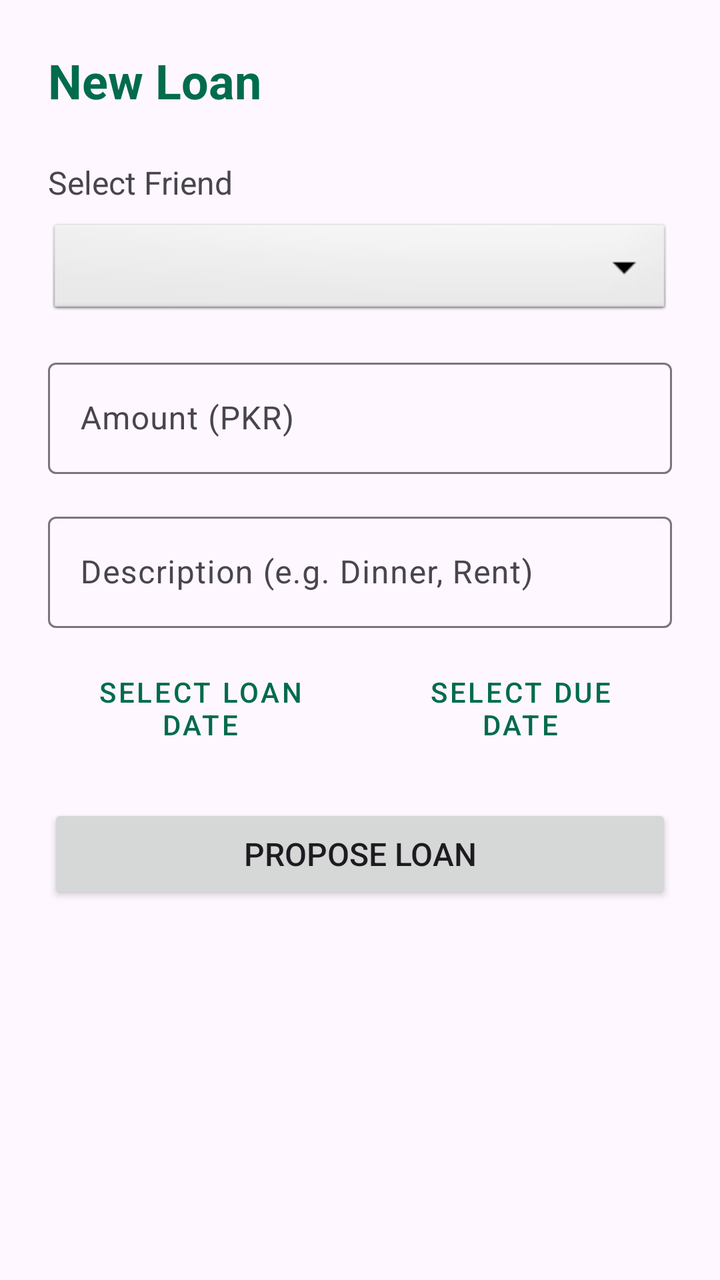
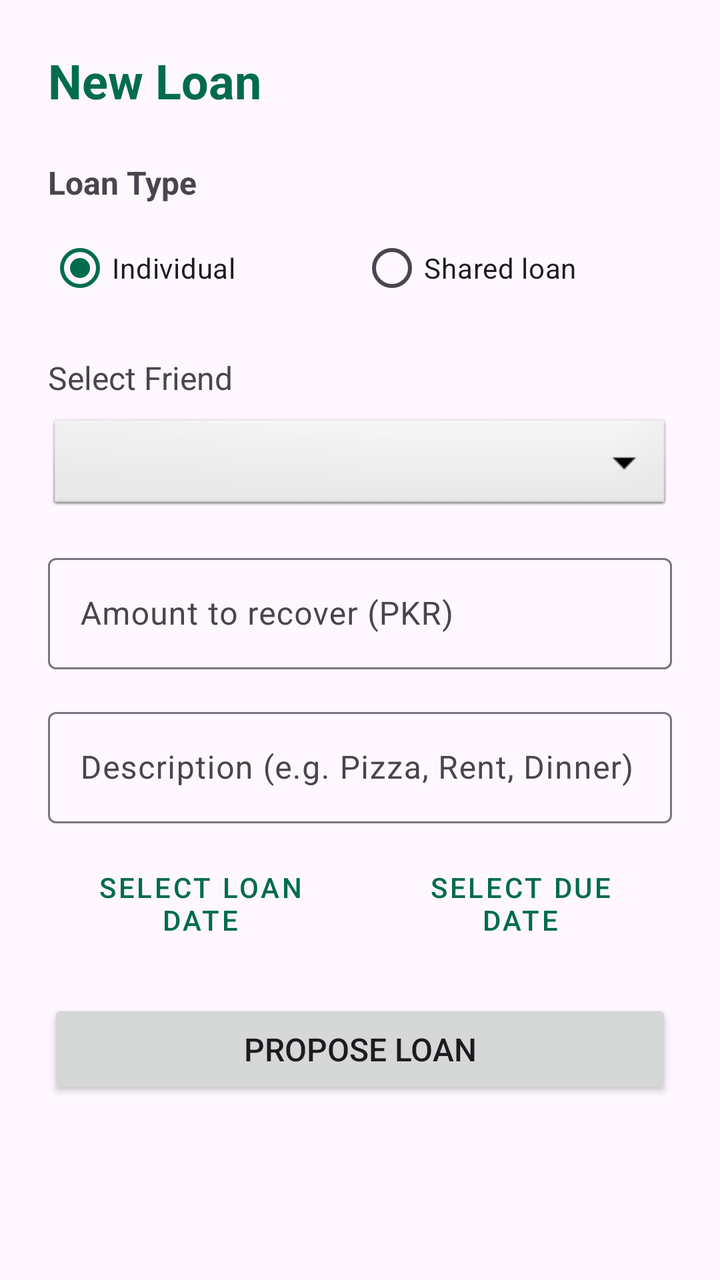

Screens rendered from an Android XML layout before and after an edit, with the pre-edit source and the edit as a unified diff.
<!-- AndroidManifest.xml: application theme Theme.QarzApp -->
<!-- res/layout/activity_add_loan.xml -->
<?xml version="1.0" encoding="utf-8"?>
<LinearLayout xmlns:android="http://schemas.android.com/apk/res/android"
    android:layout_width="match_parent"
    android:layout_height="match_parent"
    android:orientation="vertical"
    android:padding="24dp"
    android:background="?attr/colorSurface">

    <TextView
        android:layout_width="wrap_content"
        android:layout_height="wrap_content"
        android:text="New Loan"
        android:textSize="24sp"
        android:textStyle="bold"
        android:layout_marginBottom="24dp"
        android:textColor="?attr/colorPrimary"/>

    <TextView
        android:layout_width="wrap_content"
        android:layout_height="wrap_content"
        android:text="Select Friend"
        android:textSize="16sp"
        android:layout_marginBottom="8dp"/>

    <Spinner
        android:id="@+id/spinnerFriends"
        android:layout_width="match_parent"
        android:layout_height="50dp"
        android:layout_marginBottom="16dp"
        android:background="@android:drawable/btn_dropdown"/>

    <com.google.android.material.textfield.TextInputLayout
        android:layout_width="match_parent"
        android:layout_height="wrap_content"
        android:layout_marginBottom="16dp">
        <com.google.android.material.textfield.TextInputEditText
            android:id="@+id/etLoanAmount"
            android:layout_width="match_parent"
            android:layout_height="wrap_content"
            android:hint="Amount (PKR)"
            android:inputType="numberDecimal"/>
    </com.google.android.material.textfield.TextInputLayout>

    <com.google.android.material.textfield.TextInputLayout
        android:layout_width="match_parent"
        android:layout_height="wrap_content"
        android:layout_marginBottom="16dp">
        <com.google.android.material.textfield.TextInputEditText
            android:id="@+id/etLoanDescription"
            android:layout_width="match_parent"
            android:layout_height="wrap_content"
            android:hint="Description (e.g. Dinner, Rent)"
            android:inputType="text"/>
    </com.google.android.material.textfield.TextInputLayout>

    <LinearLayout
        android:layout_width="match_parent"
        android:layout_height="wrap_content"
        android:orientation="horizontal"
        android:weightSum="2"
        android:layout_marginBottom="24dp">

        <Button
            android:id="@+id/btnSelectLoanDate"
            android:layout_width="0dp"
            android:layout_height="wrap_content"
            android:layout_weight="1"
            android:text="Select Loan Date"
            android:layout_marginEnd="4dp"
            style="@style/Widget.MaterialComponents.Button.OutlinedButton"/>

        <Button
            android:id="@+id/btnSelectDueDate"
            android:layout_width="0dp"
            android:layout_height="wrap_content"
            android:layout_weight="1"
            android:text="Select Due Date"
            android:layout_marginStart="4dp"
            style="@style/Widget.MaterialComponents.Button.OutlinedButton"/>
    </LinearLayout>

    <Button
        android:id="@+id/btnSaveLoan"
        android:layout_width="match_parent"
        android:layout_height="50dp"
        android:text="Propose Loan"
        android:textSize="16sp"/>

</LinearLayout>
<!-- resources referenced by this layout -->
<resources>
  <style name="Theme.QarzApp" parent="Base.Theme.QarzApp" />
  <style name="Base.Theme.QarzApp" parent="Theme.Material3.DayNight.NoActionBar">
          
          <item name="colorPrimary">@color/md_theme_primary</item>
          <item name="colorOnPrimary">@color/md_theme_onPrimary</item>
          <item name="colorSecondary">@color/md_theme_secondary</item>
          <item name="colorOnSecondary">@color/md_theme_onSecondary</item>
          <item name="android:windowBackground">@color/md_theme_background</item>
          <item name="android:statusBarColor">?attr/colorPrimary</item>
      </style>
  <color name="md_theme_primary">#006C4C</color>
  <color name="md_theme_onPrimary">#FFFFFF</color>
  <color name="md_theme_secondary">#4D6357</color>
  <color name="md_theme_onSecondary">#FFFFFF</color>
  <color name="md_theme_background">#FBFDF9</color>
</resources>

<!-- the commit's change to res/layout/activity_add_loan.xml (unified diff, before → after) -->
@@ -1,89 +1,162 @@
 <?xml version="1.0" encoding="utf-8"?>
-<LinearLayout xmlns:android="http://schemas.android.com/apk/res/android"
+<ScrollView xmlns:android="http://schemas.android.com/apk/res/android"
+    xmlns:app="http://schemas.android.com/apk/res-auto"
     android:layout_width="match_parent"
     android:layout_height="match_parent"
-    android:orientation="vertical"
-    android:padding="24dp"
     android:background="?attr/colorSurface">
-
-    <TextView
-        android:layout_width="wrap_content"
-        android:layout_height="wrap_content"
-        android:text="New Loan"
-        android:textSize="24sp"
-        android:textStyle="bold"
-        android:layout_marginBottom="24dp"
-        android:textColor="?attr/colorPrimary"/>
-
-    <TextView
-        android:layout_width="wrap_content"
-        android:layout_height="wrap_content"
-        android:text="Select Friend"
-        android:textSize="16sp"
-        android:layout_marginBottom="8dp"/>
-
-    <Spinner
-        android:id="@+id/spinnerFriends"
-        android:layout_width="match_parent"
-        android:layout_height="50dp"
-        android:layout_marginBottom="16dp"
-        android:background="@android:drawable/btn_dropdown"/>
-
-    <com.google.android.material.textfield.TextInputLayout
-        android:layout_width="match_parent"
-        android:layout_height="wrap_content"
-        android:layout_marginBottom="16dp">
-        <com.google.android.material.textfield.TextInputEditText
-            android:id="@+id/etLoanAmount"
-            android:layout_width="match_parent"
-            android:layout_height="wrap_content"
-            android:hint="Amount (PKR)"
-            android:inputType="numberDecimal"/>
-    </com.google.android.material.textfield.TextInputLayout>
-
-    <com.google.android.material.textfield.TextInputLayout
-        android:layout_width="match_parent"
-        android:layout_height="wrap_content"
-        android:layout_marginBottom="16dp">
-        <com.google.android.material.textfield.TextInputEditText
-            android:id="@+id/etLoanDescription"
-            android:layout_width="match_parent"
-            android:layout_height="wrap_content"
-            android:hint="Description (e.g. Dinner, Rent)"
-            android:inputType="text"/>
-    </com.google.android.material.textfield.TextInputLayout>
 
     <LinearLayout
         android:layout_width="match_parent"
         android:layout_height="wrap_content"
-        android:orientation="horizontal"
-        android:weightSum="2"
-        android:layout_marginBottom="24dp">
+        android:orientation="vertical"
+        android:padding="24dp">
+
+        <TextView
+            android:layout_width="wrap_content"
+            android:layout_height="wrap_content"
+            android:text="New Loan"
+            android:textSize="24sp"
+            android:textStyle="bold"
+            android:layout_marginBottom="24dp"
+            android:textColor="?attr/colorPrimary"/>
+
+        <TextView
+            android:layout_width="wrap_content"
+            android:layout_height="wrap_content"
+            android:text="Loan Type"
+            android:textSize="16sp"
+            android:textStyle="bold"
+            android:layout_marginBottom="8dp"/>
+
+        <RadioGroup
+            android:layout_width="match_parent"
+            android:layout_height="wrap_content"
+            android:orientation="horizontal"
+            android:layout_marginBottom="20dp">
+
+            <RadioButton
+                android:id="@+id/rbIndividualLoan"
+                android:layout_width="0dp"
+                android:layout_height="wrap_content"
+                android:layout_weight="1"
+                android:checked="true"
+                android:text="Individual" />
+
+            <RadioButton
+                android:id="@+id/rbSharedLoan"
+                android:layout_width="0dp"
+                android:layout_height="wrap_content"
+                android:layout_weight="1"
+                android:text="Shared loan" />
+        </RadioGroup>
+
+        <TextView
+            android:id="@+id/tvFriendLabel"
+            android:layout_width="wrap_content"
+            android:layout_height="wrap_content"
+            android:text="Select Friend"
+            android:textSize="16sp"
+            android:layout_marginBottom="8dp"/>
+
+        <Spinner
+            android:id="@+id/spinnerFriends"
+            android:layout_width="match_parent"
+            android:layout_height="50dp"
+            android:layout_marginBottom="16dp"
+            android:background="@android:drawable/btn_dropdown"/>
+
+        <LinearLayout
+            android:id="@+id/layoutSharedLoan"
+            android:layout_width="match_parent"
+            android:layout_height="wrap_content"
+            android:orientation="vertical"
+            android:visibility="gone"
+            android:layout_marginBottom="16dp">
+
+            <com.google.android.material.button.MaterialButton
+                android:id="@+id/btnSelectSharedFriends"
+                style="@style/Widget.MaterialComponents.Button.OutlinedButton"
+                android:layout_width="match_parent"
+                android:layout_height="wrap_content"
+                android:text="Select friends for shared loan"
+                app:icon="@android:drawable/ic_menu_agenda"
+                app:iconGravity="textStart" />
+
+            <TextView
+                android:id="@+id/tvSharedSelectionSummary"
+                android:layout_width="match_parent"
+                android:layout_height="wrap_content"
+                android:layout_marginTop="8dp"
+                android:text="No friends selected yet."
+                android:textColor="#666666"
+                android:textSize="14sp" />
+
+            <TextView
+                android:id="@+id/tvSharedHint"
+                android:layout_width="match_parent"
+                android:layout_height="wrap_content"
+                android:layout_marginTop="8dp"
+                android:text="The amount you enter below will be divided equally across the selected friends."
+                android:textColor="#666666"
+                android:textSize="13sp" />
+        </LinearLayout>
+
+        <com.google.android.material.textfield.TextInputLayout
+            android:layout_width="match_parent"
+            android:layout_height="wrap_content"
+            android:layout_marginBottom="16dp">
+            <com.google.android.material.textfield.TextInputEditText
+                android:id="@+id/etLoanAmount"
+                android:layout_width="match_parent"
+                android:layout_height="wrap_content"
+                android:hint="Amount to recover (PKR)"
+                android:inputType="numberDecimal"/>
+        </com.google.android.material.textfield.TextInputLayout>
+
+        <com.google.android.material.textfield.TextInputLayout
+            android:layout_width="match_parent"
+            android:layout_height="wrap_content"
+            android:layout_marginBottom="16dp">
+            <com.google.android.material.textfield.TextInputEditText
+                android:id="@+id/etLoanDescription"
+                android:layout_width="match_parent"
+                android:layout_height="wrap_content"
+                android:hint="Description (e.g. Pizza, Rent, Dinner)"
+                android:inputType="text"/>
+        </com.google.android.material.textfield.TextInputLayout>
+
+        <LinearLayout
+            android:layout_width="match_parent"
+            android:layout_height="wrap_content"
+            android:orientation="horizontal"
+            android:weightSum="2"
+            android:layout_marginBottom="24dp">
+
+            <Button
+                android:id="@+id/btnSelectLoanDate"
+                style="@style/Widget.MaterialComponents.Button.OutlinedButton"
+                android:layout_width="0dp"
+                android:layout_height="wrap_content"
+                android:layout_weight="1"
+                android:layout_marginEnd="4dp"
+                android:text="Select Loan Date" />
+
+            <Button
+                android:id="@+id/btnSelectDueDate"
+                style="@style/Widget.MaterialComponents.Button.OutlinedButton"
+                android:layout_width="0dp"
+                android:layout_height="wrap_content"
+                android:layout_weight="1"
+                android:layout_marginStart="4dp"
+                android:text="Select Due Date" />
+        </LinearLayout>
 
         <Button
-            android:id="@+id/btnSelectLoanDate"
-            android:layout_width="0dp"
-            android:layout_height="wrap_content"
-            android:layout_weight="1"
-            android:text="Select Loan Date"
-            android:layout_marginEnd="4dp"
-            style="@style/Widget.MaterialComponents.Button.OutlinedButton"/>
-
-        <Button
-            android:id="@+id/btnSelectDueDate"
-            android:layout_width="0dp"
-            android:layout_height="wrap_content"
-            android:layout_weight="1"
-            android:text="Select Due Date"
-            android:layout_marginStart="4dp"
-            style="@style/Widget.MaterialComponents.Button.OutlinedButton"/>
+            android:id="@+id/btnSaveLoan"
+            android:layout_width="match_parent"
+            android:layout_height="50dp"
+            android:text="Propose Loan"
+            android:textSize="16sp"/>
     </LinearLayout>
 
-    <Button
-        android:id="@+id/btnSaveLoan"
-        android:layout_width="match_parent"
-        android:layout_height="50dp"
-        android:text="Propose Loan"
-        android:textSize="16sp"/>
-
-</LinearLayout>
+</ScrollView>
